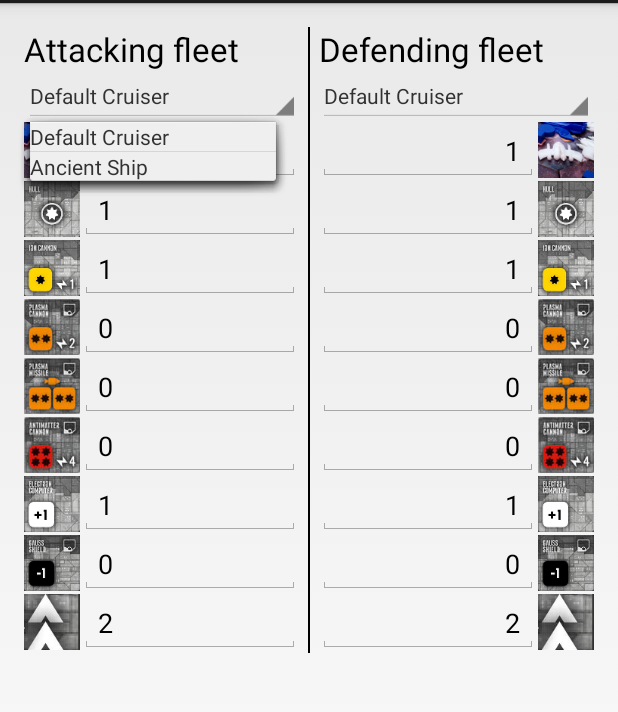
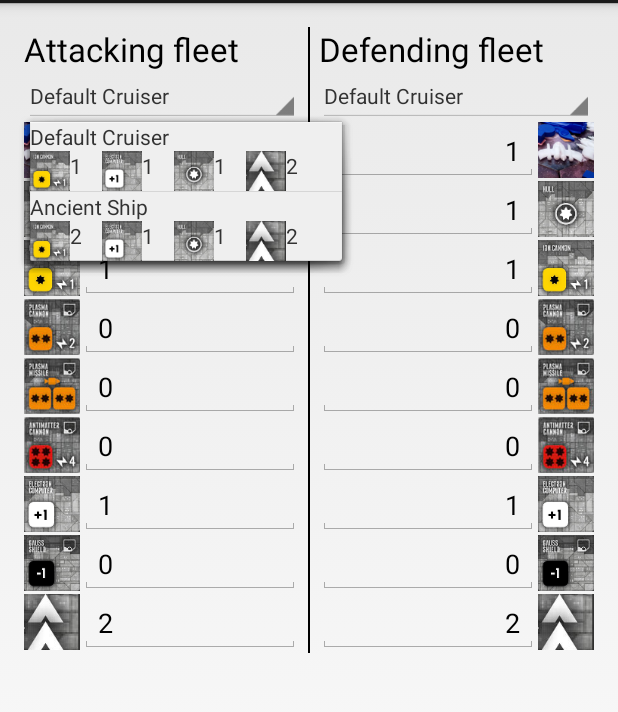
Before and after one commit to nachof/eclipse_calculator, an Android app: the screen it shows after launch (DataEntryActivity), after a tap on "Default Cruiser", on a phone screen of 412 x 824 dp, the part 69-781 px from its top. Run offline under Robolectric (Android 15) with nearby library versions, the phone set to English and light mode, and no system bars.

Commit message:
Show a preset description under the preset title

```diff
--- a/app/src/main/java/com/nucleartesuji/eclipsecalculator/adapters/PresetsSpinnerAdapter.java
+++ b/app/src/main/java/com/nucleartesuji/eclipsecalculator/adapters/PresetsSpinnerAdapter.java
@@ -1,11 +1,13 @@
 package com.nucleartesuji.eclipsecalculator.adapters;
 
-import android.app.Activity;
+import android.app.ActionBar;
 import android.content.Context;
-import android.view.LayoutInflater;
+import android.view.Gravity;
 import android.view.View;
 import android.view.ViewGroup;
 import android.widget.ArrayAdapter;
+import android.widget.ImageView;
+import android.widget.LinearLayout;
 import android.widget.SpinnerAdapter;
 import android.widget.TextView;
 
@@ -23,18 +25,57 @@ public class PresetsSpinnerAdapter extends ArrayAdapter<ShipSpec> implements Spi
     }
 
     @Override
+    public View getView(int position, View convertView, ViewGroup parent) {
+        View row = prepareBaseView(convertView, collection.get(position));
+        row.findViewById(R.id.presetDescription).setVisibility(View.GONE);
+        return row;
+    }
+
+    @Override
     public View getDropDownView(int position, View convertView, ViewGroup parent) {
+        ShipSpec item = collection.get(position);
+        View base = prepareBaseView(convertView, getItem(position));
+        ViewGroup descLayout = (ViewGroup) base.findViewById(R.id.presetDescription);
+        descLayout.removeAllViews();
+        descLayout.setVisibility(View.VISIBLE);
+        addDescPart(descLayout, R.drawable.tile_antimatter_cannon, item.getAntimatterCannons());
+        addDescPart(descLayout, R.drawable.tile_ion_cannon,        item.getIonCannons());
+        addDescPart(descLayout, R.drawable.tile_electron_computer, item.getComputer());
+        addDescPart(descLayout, R.drawable.tile_hull,              item.getHull());
+        addDescPart(descLayout, R.drawable.tile_initiative,        item.getInitiative());
+        addDescPart(descLayout, R.drawable.tile_plasma_cannon,     item.getPlasmaCannons());
+        addDescPart(descLayout, R.drawable.tile_plasma_missiles,   item.getPlasmaMissiles());
+        return base;
+    }
+
+    private void addDescPart(ViewGroup descriptionLayout, int icon, int amount) {
+        if (amount > 0) {
+            ViewGroup container = new LinearLayout(getContext());
+
+            ImageView iconView = new ImageView(getContext());
+            iconView.setImageResource(icon);
+            LinearLayout.LayoutParams iconViewParams = new LinearLayout.LayoutParams(40, 40);
+            iconViewParams.gravity = Gravity.CENTER_VERTICAL;
+            iconView.setLayoutParams(iconViewParams);
+            container.addView(iconView);
+
+            TextView amountView = new TextView(getContext());
+            LinearLayout.LayoutParams amountViewParams = new LinearLayout.LayoutParams(ViewGroup.LayoutParams.WRAP_CONTENT, ActionBar.LayoutParams.WRAP_CONTENT);
+            amountViewParams.rightMargin = 20;
+            amountView.setText(Integer.toString(amount));
+            amountView.setLayoutParams(amountViewParams);
+            container.addView(amountView);
+
+            descriptionLayout.addView(container);
+        }
+    }
+
+    private View prepareBaseView(View convertView, ShipSpec item) {
         View row = convertView;
         if (row == null) {
             row = View.inflate(getContext(), R.layout.presets_spinner, null);
         }
-        ShipSpec item = collection.get(position);
         ((TextView) row.findViewById(R.id.presetName)).setText(getContext().getString(item.getLabel()));
         return row;
     }
-
-    @Override
-    public View getView(int position, View convertView, ViewGroup parent) {
-        return getDropDownView(position, convertView, parent);
-    }
 }
--- a/app/src/main/res/layout/presets_spinner.xml
+++ b/app/src/main/res/layout/presets_spinner.xml
@@ -8,4 +8,10 @@
         android:layout_height="wrap_content"
         android:id="@+id/presetName"/>
 
+    <LinearLayout
+        android:layout_width="match_parent"
+        android:layout_height="wrap_content"
+        android:id="@+id/presetDescription"
+        android:orientation="horizontal"
+        android:visibility="gone"></LinearLayout>
 </LinearLayout>
```
